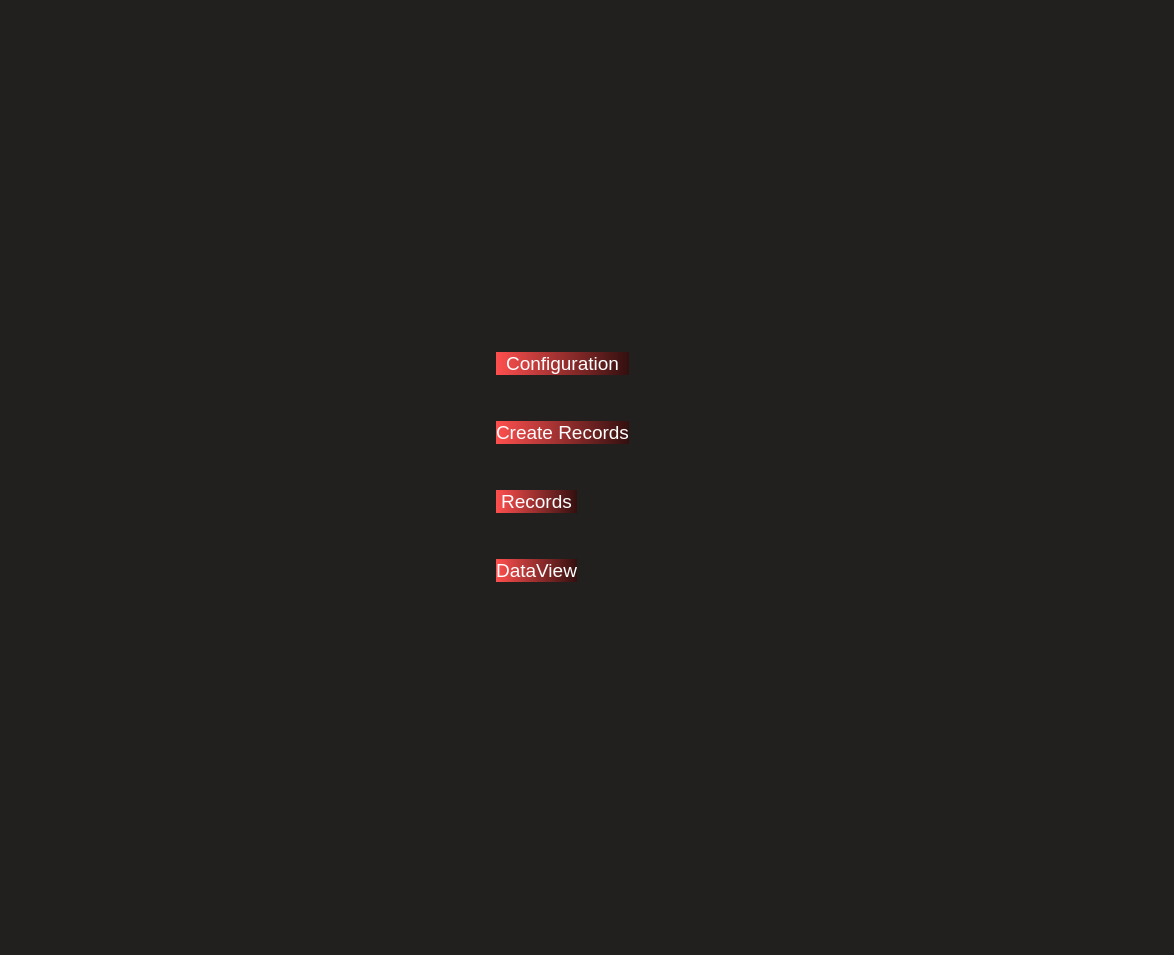
zakerl/Capstone_Project, file PyQt/pyqt_ui/bed_mainwindow.ui: the form before one commit.
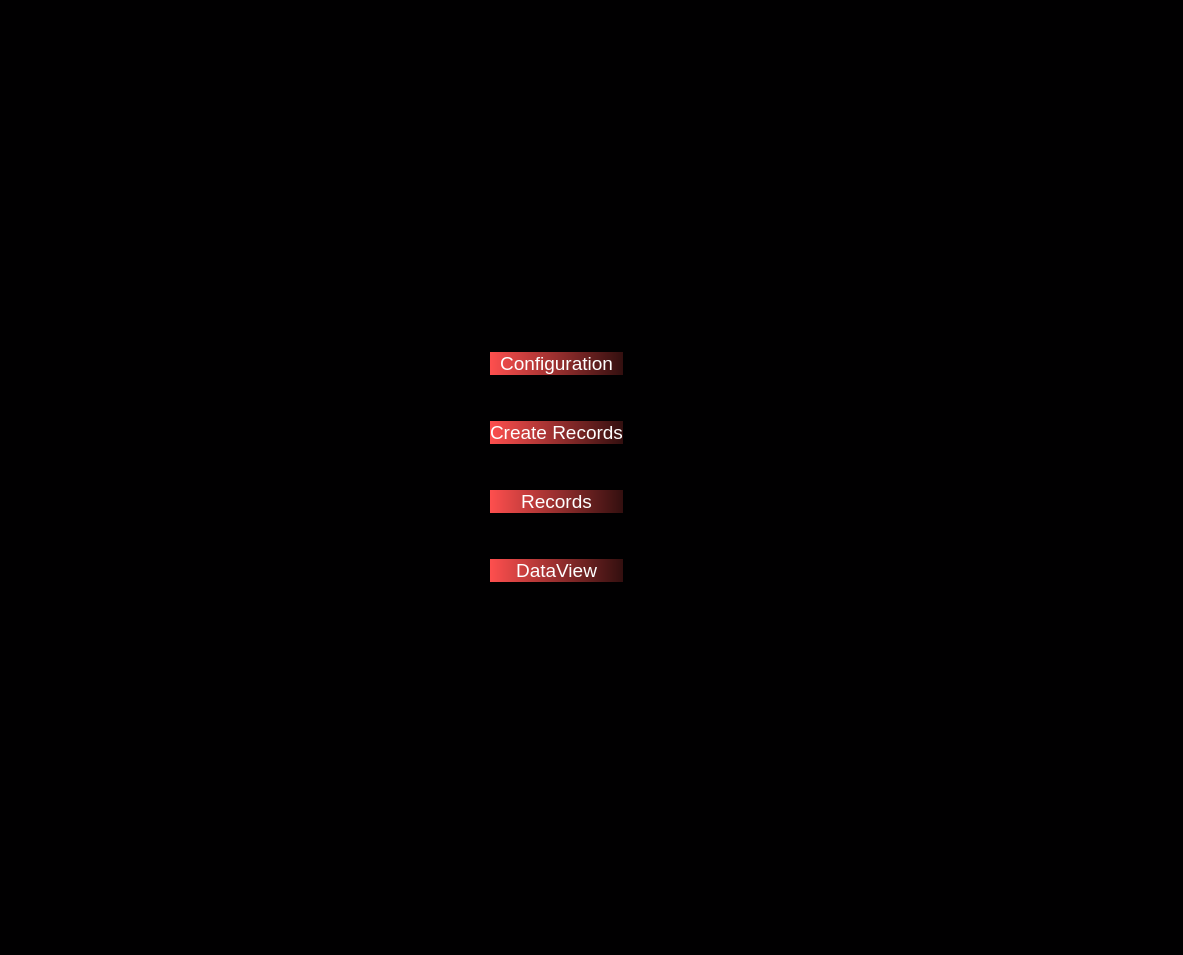
The form after the commit. Icons and pictures are not drawn.

Commit message: Logo workaround and restored background

Diff of the .ui file:
```diff
--- a/PyQt/pyqt_ui/bed_mainwindow.ui
+++ b/PyQt/pyqt_ui/bed_mainwindow.ui
@@ -6,7 +6,7 @@
    <rect>
     <x>0</x>
     <y>0</y>
-    <width>1174</width>
+    <width>1183</width>
     <height>955</height>
    </rect>
   </property>
@@ -14,7 +14,7 @@
    <string>MainWindow</string>
   </property>
   <property name="styleSheet">
-   <string notr="true">background-color: rgb(34, 31, 31);</string>
+   <string notr="true">background-color: rgb(1,0,1);</string>
   </property>
   <widget class="QWidget" name="centralwidget">
    <layout class="QGridLayout" name="gridLayout">
@@ -36,15 +36,18 @@
       <property name="orientation">
        <enum>Qt::Horizontal</enum>
       </property>
+      <property name="sizeType">
+       <enum>QSizePolicy::Fixed</enum>
+      </property>
       <property name="sizeHint" stdset="0">
        <size>
-        <width>403</width>
+        <width>358</width>
         <height>28</height>
        </size>
       </property>
      </spacer>
     </item>
-    <item row="1" column="1" colspan="6">
+    <item row="1" column="1" colspan="5">
      <widget class="QLabel" name="label">
       <property name="maximumSize">
        <size>
@@ -63,14 +66,17 @@
       </property>
      </widget>
     </item>
-    <item row="1" column="7">
+    <item row="1" column="6">
      <spacer name="horizontalSpacer_13">
       <property name="orientation">
        <enum>Qt::Horizontal</enum>
       </property>
+      <property name="sizeType">
+       <enum>QSizePolicy::Fixed</enum>
+      </property>
       <property name="sizeHint" stdset="0">
        <size>
-        <width>404</width>
+        <width>358</width>
         <height>28</height>
        </size>
       </property>
@@ -92,7 +98,7 @@
       </property>
      </spacer>
     </item>
-    <item row="3" column="2" colspan="2">
+    <item row="3" column="2">
      <widget class="QPushButton" name="ConfigButton">
       <property name="styleSheet">
        <string notr="true">font-size: 14pt;background-color: qlineargradient(spread:pad, x1:0, y1:0, x2:1, y2:0, stop:0 rgba(254,79,78,255), stop:1 rgba(51,15,15,255));
@@ -136,7 +142,7 @@
       </property>
      </spacer>
     </item>
-    <item row="4" column="6" colspan="2">
+    <item row="4" column="6">
      <spacer name="horizontalSpacer_10">
       <property name="orientation">
        <enum>Qt::Horizontal</enum>
@@ -149,7 +155,7 @@
       </property>
      </spacer>
     </item>
-    <item row="5" column="2" colspan="2">
+    <item row="5" column="2">
      <widget class="QPushButton" name="CreateRecordsButton">
       <property name="styleSheet">
        <string notr="true">font-size: 14pt;background-color: qlineargradient(spread:pad, x1:0, y1:0, x2:1, y2:0, stop:0 rgba(254,79,78,255), stop:1 rgba(51,15,15,255));
@@ -193,7 +199,7 @@
       </property>
      </spacer>
     </item>
-    <item row="6" column="6" colspan="2">
+    <item row="6" column="6">
      <spacer name="horizontalSpacer_7">
       <property name="orientation">
        <enum>Qt::Horizontal</enum>
@@ -250,7 +256,7 @@
       </property>
      </spacer>
     </item>
-    <item row="8" column="6" colspan="2">
+    <item row="8" column="6">
      <spacer name="horizontalSpacer_8">
       <property name="orientation">
        <enum>Qt::Horizontal</enum>
```
Left out of the diff: 2 changed lines with no effect on the pictures. The commit also changes 8 other files.
